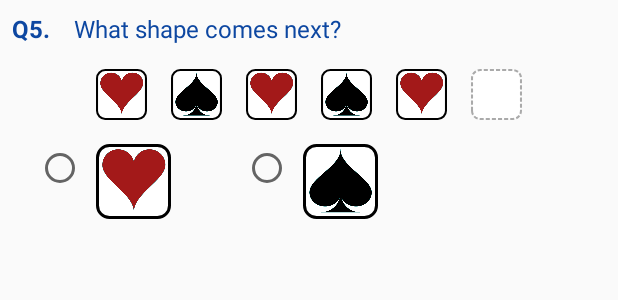
After one commit to Julie-Kim/ABND_3rd_Prj_QuizApp, an Android app: the layout question_number_five.xml on its own in the app's theme, with its tools: preview values and no code run, on a phone screen of 412 x 824 dp. The commit adds this screen. Shown: the top 300 px of the screen. Run offline under Robolectric (Android 15) with nearby library versions, the phone set to English and light mode, and no system bars.

Commit message:
Add Question no.5

```diff
--- a/app/src/main/java/com/example/android/quizapp/MainActivity.java
+++ b/app/src/main/java/com/example/android/quizapp/MainActivity.java
@@ -15,7 +15,7 @@ import android.widget.Toast;
 
 public class MainActivity extends AppCompatActivity {
 
-    private static final int TOTAL_QUESTION_NUMBERS = 4;
+    private static final int TOTAL_QUESTION_NUMBERS = 5;
     private static final String QUESTION_NUMBER_2_ANSWER = "15";
 
     private SparseBooleanArray mQuizResult = new SparseBooleanArray();
@@ -45,17 +45,19 @@ public class MainActivity extends AppCompatActivity {
         actionBar.setCustomView(actionbar);
     }
 
-    private boolean isQuestionNumberOneCorrect() {
-        RadioButton radioButton = findViewById(R.id.q1_answer2);
+    private boolean isCorrectAnswer(int questionNumber) {
+        RadioButton radioButton;
+
+        switch (questionNumber) {
+            case 1:
+                radioButton = findViewById(R.id.q1_answer2);
                 return radioButton.isChecked();
-    }
 
-    private boolean isQuestionNumberTwoCorrect() {
+            case 2:
                 EditText editText = findViewById(R.id.q2_answer_text);
                 return QUESTION_NUMBER_2_ANSWER.equals(editText.getText().toString());
-    }
 
-    private boolean isQuestionNumberThreeCorrect() {
+            case 3:
                 CheckBox checkBoxAnswer01 = findViewById(R.id.q3_answer1);
                 CheckBox checkBoxAnswer02 = findViewById(R.id.q3_answer2);
                 CheckBox checkBoxAnswer03 = findViewById(R.id.q3_answer3);
@@ -63,18 +65,26 @@ public class MainActivity extends AppCompatActivity {
                 CheckBox checkBoxAnswer05 = findViewById(R.id.q3_answer5);
                 return checkBoxAnswer01.isChecked() && checkBoxAnswer03.isChecked()
                         && !checkBoxAnswer02.isChecked() && !checkBoxAnswer04.isChecked() && !checkBoxAnswer05.isChecked();
+
+            case 4:
+                radioButton = findViewById(R.id.q4_answer1);
+                return radioButton.isChecked();
+
+            case 5:
+                radioButton = findViewById(R.id.q5_answer2);
+                return radioButton.isChecked();
+
+            default:
+                return false;
         }
-
-    private boolean isQuestionNumberFourCorrect() {
-        RadioButton radioButton = findViewById(R.id.q4_answer1);
-        return radioButton.isChecked();
     }
 
     public void onSubmitButtonClick(View view) {
-        mQuizResult.append(getArrayIndex(1), isQuestionNumberOneCorrect());
-        mQuizResult.append(getArrayIndex(2), isQuestionNumberTwoCorrect());
-        mQuizResult.append(getArrayIndex(3), isQuestionNumberThreeCorrect());
-        mQuizResult.append(getArrayIndex(4), isQuestionNumberFourCorrect());
+        mQuizResult.append(getArrayIndex(1), isCorrectAnswer(1));
+        mQuizResult.append(getArrayIndex(2), isCorrectAnswer(2));
+        mQuizResult.append(getArrayIndex(3), isCorrectAnswer(3));
+        mQuizResult.append(getArrayIndex(4), isCorrectAnswer(4));
+        mQuizResult.append(getArrayIndex(5), isCorrectAnswer(5));
 
         showResultMessage(getNumberOfCorrectAnswer());
         showResultTable();
@@ -118,6 +128,9 @@ public class MainActivity extends AppCompatActivity {
         TextView resultNumberFour = findViewById(R.id.result_04);
         resultNumberFour.setText(getResultTextResId(mQuizResult.valueAt(getArrayIndex(4))));
 
+        TextView resultNumberFive = findViewById(R.id.result_05);
+        resultNumberFive.setText(getResultTextResId(mQuizResult.valueAt(getArrayIndex(5))));
+
         findViewById(R.id.result_table).setVisibility(View.VISIBLE);
 
         scrollToBottom();
@@ -131,7 +144,7 @@ public class MainActivity extends AppCompatActivity {
         final ScrollView scrollView = findViewById(R.id.scroll_view);
         scrollView.post(new Runnable() {
             public void run() {
-                scrollView.smoothScrollTo(0, scrollView.getBottom());
+                scrollView.fullScroll(View.FOCUS_DOWN);
             }
         });
     }
--- /dev/null
+++ b/app/src/main/res/drawable/empty_card.xml
@@ -0,0 +1,22 @@
+<?xml version="1.0" encoding="utf-8"?>
+<layer-list xmlns:android="http://schemas.android.com/apk/res/android">
+
+    <item
+        android:width="@dimen/card_image_size"
+        android:height="@dimen/card_image_size">
+        <shape android:shape="rectangle">
+            <solid android:color="@color/card_background_color" />
+            <corners
+                android:bottomLeftRadius="@dimen/card_radius"
+                android:bottomRightRadius="@dimen/card_radius"
+                android:topLeftRadius="@dimen/card_radius"
+                android:topRightRadius="@dimen/card_radius" />
+            <stroke
+                android:width="@dimen/card_stroke_width"
+                android:color="@color/card_stroke_dash_color"
+                android:dashGap="@dimen/card_stroke_dash_gap"
+                android:dashWidth="@dimen/card_stroke_dash_width"/>
+        </shape>
+    </item>
+
+</layer-list>
--- /dev/null
+++ b/app/src/main/res/drawable/heart_card.xml
@@ -0,0 +1,24 @@
+<?xml version="1.0" encoding="utf-8"?>
+<layer-list xmlns:android="http://schemas.android.com/apk/res/android">
+
+    <item>
+        <shape android:shape="rectangle">
+            <solid android:color="@color/card_background_color" />
+            <corners
+                android:bottomLeftRadius="@dimen/card_radius"
+                android:bottomRightRadius="@dimen/card_radius"
+                android:topLeftRadius="@dimen/card_radius"
+                android:topRightRadius="@dimen/card_radius" />
+            <stroke
+                android:width="@dimen/card_stroke_width"
+                android:color="@color/card_stroke_color" />
+        </shape>
+    </item>
+
+    <item
+        android:width="@dimen/card_image_size"
+        android:height="@dimen/card_image_size">
+        <bitmap android:src="@drawable/heart" />
+    </item>
+
+</layer-list>
--- /dev/null
+++ b/app/src/main/res/drawable/spade_card.xml
@@ -0,0 +1,24 @@
+<?xml version="1.0" encoding="utf-8"?>
+<layer-list xmlns:android="http://schemas.android.com/apk/res/android">
+
+    <item>
+        <shape android:shape="rectangle">
+            <solid android:color="@color/card_background_color" />
+            <corners
+                android:bottomLeftRadius="@dimen/card_radius"
+                android:bottomRightRadius="@dimen/card_radius"
+                android:topLeftRadius="@dimen/card_radius"
+                android:topRightRadius="@dimen/card_radius" />
+            <stroke
+                android:width="@dimen/card_stroke_width"
+                android:color="@color/card_stroke_color" />
+        </shape>
+    </item>
+
+    <item
+        android:width="@dimen/card_image_size"
+        android:height="@dimen/card_image_size">
+        <bitmap android:src="@drawable/spade" />
+    </item>
+
+</layer-list>
--- a/app/src/main/res/layout/activity_main.xml
+++ b/app/src/main/res/layout/activity_main.xml
@@ -20,6 +20,8 @@
 
         <include layout="@layout/question_number_four" />
 
+        <include layout="@layout/question_number_five" />
+
         <Button
             style="@style/ButtonText"
             android:onClick="onSubmitButtonClick"
--- /dev/null
+++ b/app/src/main/res/layout/question_number_five.xml
@@ -0,0 +1,111 @@
+<?xml version="1.0" encoding="utf-8"?>
+<LinearLayout xmlns:android="http://schemas.android.com/apk/res/android"
+    xmlns:tools="http://schemas.android.com/tools"
+    android:layout_width="match_parent"
+    android:layout_height="match_parent"
+    android:layout_marginBottom="@dimen/question_margin_bottom"
+    android:orientation="vertical"
+    tools:showIn="@layout/activity_main">
+
+    <LinearLayout
+        android:layout_width="match_parent"
+        android:layout_height="wrap_content"
+        android:orientation="horizontal">
+
+        <TextView
+            style="@style/QuestionNumberText"
+            android:text="@string/quiz_05_dot" />
+
+        <TextView
+            style="@style/QuestionText"
+            android:text="@string/what_shape_comes_question" />
+
+    </LinearLayout>
+
+    <LinearLayout
+        android:layout_width="wrap_content"
+        android:layout_height="wrap_content"
+        android:layout_gravity="center_horizontal"
+        android:layout_marginBottom="@dimen/default_margin"
+        android:orientation="horizontal">
+
+        <ImageView
+            android:layout_width="@dimen/card_image_size"
+            android:layout_height="@dimen/card_image_size"
+            android:contentDescription="@string/clock"
+            android:padding="@dimen/default_margin"
+            android:src="@drawable/heart_card" />
+
+        <ImageView
+            android:layout_width="@dimen/card_image_size"
+            android:layout_height="@dimen/card_image_size"
+            android:contentDescription="@string/clock"
+            android:padding="@dimen/default_margin"
+            android:src="@drawable/spade_card" />
+
+        <ImageView
+            android:layout_width="@dimen/card_image_size"
+            android:layout_height="@dimen/card_image_size"
+            android:contentDescription="@string/clock"
+            android:padding="@dimen/default_margin"
+            android:src="@drawable/heart_card" />
+
+        <ImageView
+            android:layout_width="@dimen/card_image_size"
+            android:layout_height="@dimen/card_image_size"
+            android:contentDescription="@string/clock"
+            android:padding="@dimen/default_margin"
+            android:src="@drawable/spade_card" />
+
+        <ImageView
+            android:layout_width="@dimen/card_image_size"
+            android:layout_height="@dimen/card_image_size"
+            android:contentDescription="@string/clock"
+            android:padding="@dimen/default_margin"
+            android:src="@drawable/heart_card" />
+
+        <ImageView
+            android:layout_width="@dimen/card_image_size"
+            android:layout_height="@dimen/card_image_size"
+            android:contentDescription="@string/clock"
+            android:padding="@dimen/default_margin"
+            android:src="@drawable/empty_card" />
+
+    </LinearLayout>
+
+    <RadioGroup
+        android:layout_width="match_parent"
+        android:layout_height="wrap_content"
+        android:layout_marginStart="@dimen/answer_margin_start_end"
+        android:layout_marginEnd="@dimen/answer_margin_start_end"
+        android:orientation="horizontal">
+
+        <RadioButton
+            android:id="@+id/q5_answer1"
+            android:layout_width="wrap_content"
+            android:layout_height="wrap_content" />
+
+        <ImageView
+            android:layout_width="wrap_content"
+            android:layout_height="wrap_content"
+            android:layout_marginStart="@dimen/answer_padding_start"
+            android:layout_marginEnd="@dimen/answer_margin_end"
+            android:contentDescription="@string/heart_shape"
+            android:src="@drawable/heart_card" />
+
+        <RadioButton
+            android:id="@+id/q5_answer2"
+            android:layout_width="wrap_content"
+            android:layout_height="wrap_content" />
+
+        <ImageView
+            android:layout_width="wrap_content"
+            android:layout_height="wrap_content"
+            android:layout_marginStart="@dimen/answer_padding_start"
+            android:layout_marginEnd="@dimen/answer_padding_start"
+            android:contentDescription="@string/spade_shape"
+            android:src="@drawable/spade_card" />
+
+    </RadioGroup>
+
+</LinearLayout>
--- a/app/src/main/res/layout/result_table_layout.xml
+++ b/app/src/main/res/layout/result_table_layout.xml
@@ -34,6 +34,10 @@
                 style="@style/TableQuizNumberText"
                 android:text="@string/quiz_04" />
 
+            <TextView
+                style="@style/TableQuizNumberText"
+                android:text="@string/quiz_05" />
+
         </TableRow>
 
         <TableRow>
@@ -58,6 +62,11 @@
                 style="@style/TableQuizResultText"
                 android:text="" />
 
+            <TextView
+                android:id="@+id/result_05"
+                style="@style/TableQuizResultText"
+                android:text="" />
+
         </TableRow>
 
     </TableLayout>
--- a/app/src/main/res/values/colors.xml
+++ b/app/src/main/res/values/colors.xml
@@ -10,6 +10,10 @@
     <color name="question_text_color">#000051</color>
     <color name="button_text_color">#E8EAF6</color>
 
+    <color name="card_background_color">@android:color/white</color>
+    <color name="card_stroke_color">@android:color/black</color>
+    <color name="card_stroke_dash_color">@android:color/darker_gray</color>
+
     <color name="table_title_background_color">#D1C4E9</color>
     <color name="table_title_text_color">#311B92</color>
     <color name="table_result_background_color">#FFEBEE</color>
--- a/app/src/main/res/values/dimens.xml
+++ b/app/src/main/res/values/dimens.xml
@@ -17,6 +17,12 @@
 
     <dimen name="clock_image_size">160dp</dimen>
 
+    <dimen name="card_image_size">50dp</dimen>
+    <dimen name="card_stroke_width">2dp</dimen>
+    <dimen name="card_radius">8dp</dimen>
+    <dimen name="card_stroke_dash_gap">2dp</dimen>
+    <dimen name="card_stroke_dash_width">4dp</dimen>
+
     <dimen name="table_text_size">20sp</dimen>
     <dimen name="table_result_size">16sp</dimen>
     <dimen name="table_column_margin">2dp</dimen>
--- a/app/src/main/res/values/strings.xml
+++ b/app/src/main/res/values/strings.xml
@@ -48,7 +48,11 @@
     <string name="clock">clock</string>
     <string name="quiz_04_answer_01">10 : 10</string>
     <string name="quiz_04_answer_02">02 : 10</string>
-    <string name="perfect">Perfect! </string>
+    <string name="perfect">Perfect!\n</string>
+
+    <string name="what_shape_comes_question">What shape comes next?</string>
+    <string name="heart_shape">Heart shape</string>
+    <string name="spade_shape">Spade shape</string>
 
     <string name="result">Result</string>
     <string name="result_o">O</string>
```
Also changed, not shown: app/src/main/res/drawable/heart.png (added), app/src/main/res/drawable/spade.png (added). Lines whose indentation alone changed are shown as unchanged.
